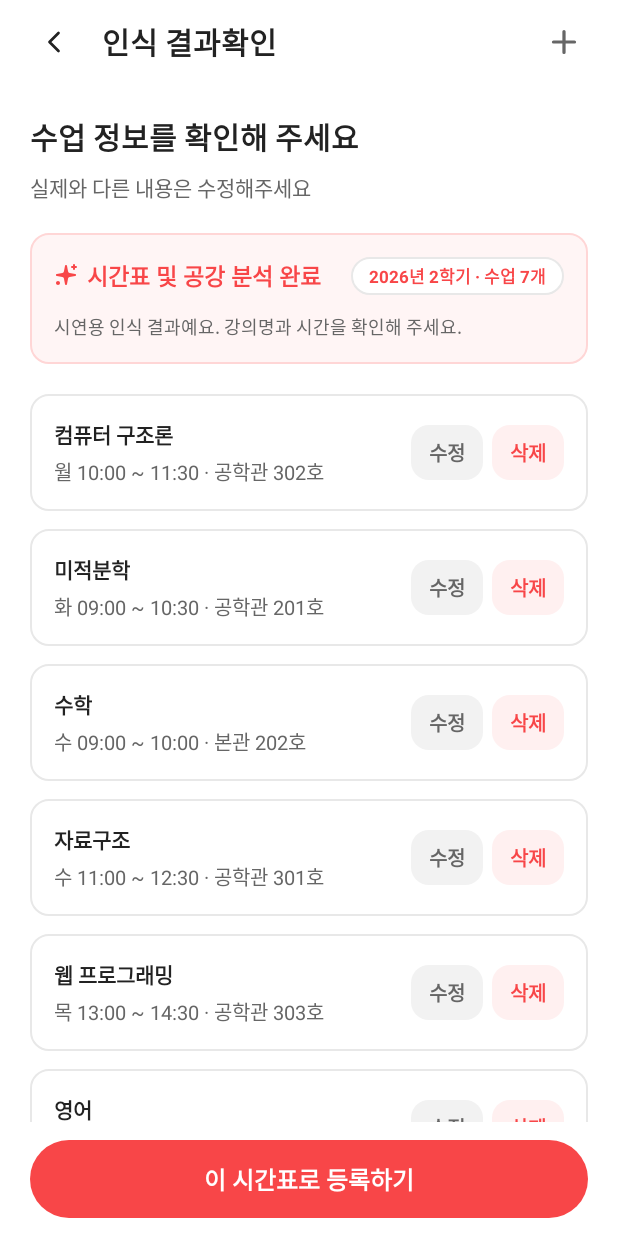
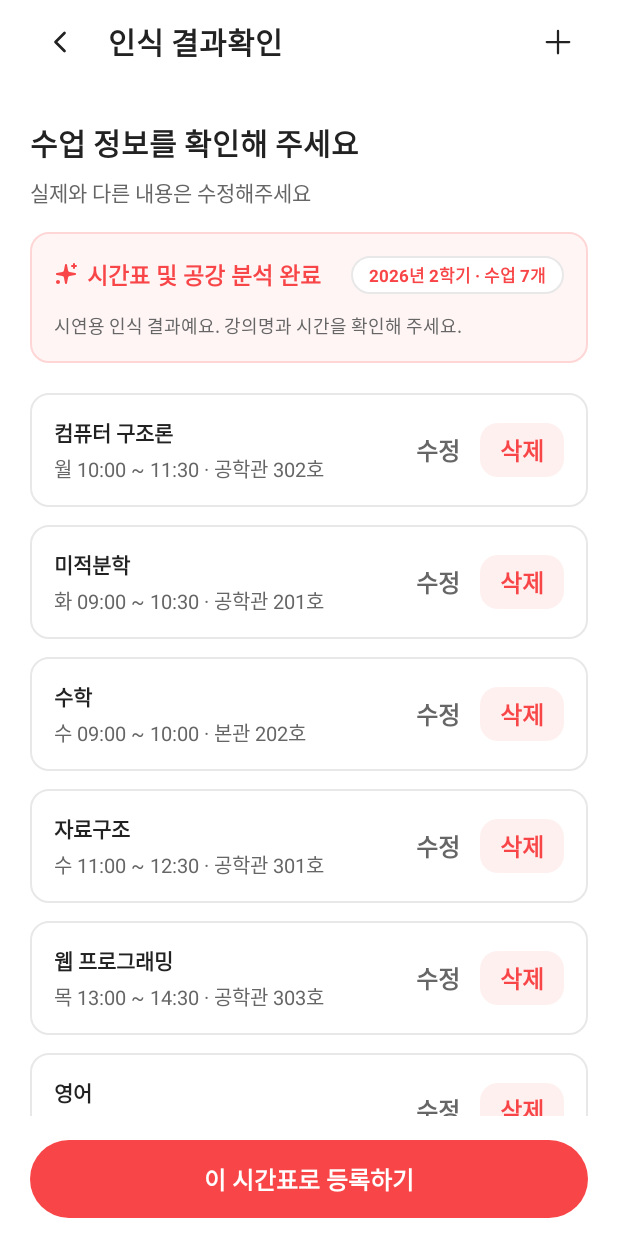
Before and after one commit to MobileProgrammingTeam4/BINTIME, an Android app: the TimetableReviewActivity screen opened directly, with no data from a screen before it, on a phone screen of 412 x 824 dp. Run offline under Robolectric (Android 15) with nearby library versions, the phone set to English and light mode, and no system bars; pictures from the network do not load.

Commit message:
feat/시간표 수정 화면과 새 등록 동선 연결
Refs #5
Refs #6

```diff
--- a/app/src/main/AndroidManifest.xml
+++ b/app/src/main/AndroidManifest.xml
@@ -36,7 +36,7 @@
             android:exported="false"
             android:windowSoftInputMode="adjustResize" />
         <activity android:name=".timetable.TimetableUploadActivity" android:exported="false" />
-        <activity android:name=".timetable.TimetableAnalysisResultActivity" android:exported="false" />
+        <activity android:name=".timetable.TimetableReviewActivity" android:exported="false" />
         <activity android:name=".timetable.TimetableRegistrationActivity" android:exported="false" />
         <activity android:name=".matching.FilterActivity" />
         <activity android:name=".matching.ProfileDetailActivity" />
--- a/app/src/main/java/com/team4/bintime/profile/MyPageFragment.java
+++ b/app/src/main/java/com/team4/bintime/profile/MyPageFragment.java
@@ -17,11 +17,11 @@ import androidx.fragment.app.Fragment;
 
 import com.google.android.material.chip.Chip;
 import com.google.android.material.chip.ChipGroup;
-import com.team4.bintime.MainActivity;
 import com.team4.bintime.R;
 import com.team4.bintime.auth.MockAuthRepository;
 import com.team4.bintime.auth.OnboardingActivity;
 import com.team4.bintime.notification.NotificationSettingsActivity;
+import com.team4.bintime.timetable.TimetableReviewActivity;
 
 /**
  * 마이페이지 탭 화면 (Figma 41:24577).
@@ -112,12 +112,9 @@ public class MyPageFragment extends Fragment {
         root.findViewById(R.id.menuBlockedUsers).setOnClickListener(v ->
                 Toast.makeText(requireContext(), "차단한 사용자 관리 (후속 이슈 연동 예정)", Toast.LENGTH_SHORT).show());
 
-        // 3. 시간표 관리 -> MainActivity의 시간표 탭으로 이동
-        root.findViewById(R.id.menuTimetable).setOnClickListener(v -> {
-            if (getActivity() instanceof MainActivity) {
-                ((MainActivity) getActivity()).selectTab(R.id.nav_timetable);
-            }
-        });
+        // 3. 시간표 관리
+        root.findViewById(R.id.menuTimetable).setOnClickListener(v ->
+                startActivity(TimetableReviewActivity.forEditing(requireContext())));
 
         // 4. 알림 설정 -> NotificationSettingsActivity 이동
         root.findViewById(R.id.menuNotification).setOnClickListener(v -> {
--- a/app/src/main/java/com/team4/bintime/timetable/TimetableAnalysisResultActivity.java
+++ b/app/src/main/java/com/team4/bintime/timetable/TimetableReviewActivity.java
@@ -1,5 +1,6 @@
 package com.team4.bintime.timetable;
 
+import android.content.Context;
 import android.content.Intent;
 import android.os.Bundle;
 import android.view.View;
@@ -14,10 +15,18 @@ import androidx.appcompat.app.AppCompatActivity;
 import com.team4.bintime.R;
 import com.team4.bintime.common.ConfirmDialog;
 
-public class TimetableAnalysisResultActivity extends AppCompatActivity {
-    private static final String DELETE_COURSE = "delete_recognized_course";
+import java.util.Collections;
+
+public class TimetableReviewActivity extends AppCompatActivity {
+    private static final String EDIT_EXISTING = "edit_existing_timetable";
+    private static final String DELETE_COURSE = "delete_timetable_course";
     private TimetableDraft draft;
     private int pendingDelete = -1;
+    private boolean editingExisting;
+
+    public static Intent forEditing(Context context) {
+        return new Intent(context, TimetableReviewActivity.class).putExtra(EDIT_EXISTING, true);
+    }
 
     private final ActivityResultLauncher<Intent> editCourse = registerForActivityResult(
             new ActivityResultContracts.StartActivityForResult(), result -> {
@@ -30,22 +39,48 @@ public class TimetableAnalysisResultActivity extends AppCompatActivity {
 
     private final ActivityResultLauncher<Intent> registration = registerForActivityResult(
             new ActivityResultContracts.StartActivityForResult(), result -> {
-                if (result.getResultCode() == RESULT_OK) {
-                    setResult(RESULT_OK, result.getData());
-                    finish();
-                }
+                if (result.getResultCode() != RESULT_OK) return;
+                TimetableDraft updated = TimetableDraft.read(result.getData());
+                if (updated == null) return;
+                if (editingExisting) MockTimetableRepository.save(updated);
+                setResult(RESULT_OK, result.getData());
+                finish();
+            });
+
+    private final ActivityResultLauncher<Intent> newTimetable = registerForActivityResult(
+            new ActivityResultContracts.StartActivityForResult(), result -> {
+                if (result.getResultCode() != RESULT_OK) return;
+                setResult(RESULT_OK);
+                finish();
             });
 
     @Override
     protected void onCreate(Bundle state) {
         super.onCreate(state);
-        setContentView(R.layout.activity_timetable_analysis_result);
-        draft = TimetableDraft.restore(state, getIntent());
-        if (draft == null) draft = TimetableDraft.mockRecognition();
+        setContentView(R.layout.activity_timetable_review);
+        editingExisting = getIntent().getBooleanExtra(EDIT_EXISTING, false);
+        draft = editingExisting && state == null
+                ? MockTimetableRepository.load() : TimetableDraft.restore(state, getIntent());
+        if (draft == null) {
+            draft = editingExisting ? new TimetableDraft(Collections.emptyList())
+                    : TimetableDraft.mockRecognition();
+        }
         if (state != null) pendingDelete = state.getInt(DELETE_COURSE, -1);
+        if (editingExisting) {
+            ((TextView) findViewById(R.id.timetable_review_title)).setText(R.string.timetable_edit_title);
+            findViewById(R.id.timetable_analysis_summary).setVisibility(View.GONE);
+            findViewById(R.id.timetable_analysis_footer_note).setVisibility(View.GONE);
+            TextView confirm = findViewById(R.id.btnConfirm);
+            confirm.setText(R.string.timetable_register_current);
+            confirm.setTextAppearance(R.style.TextAppearance_BinTime_ButtonS);
+            confirm.setTextColor(getColor(R.color.bg_card));
+            View registerNew = findViewById(R.id.timetable_register_new);
+            registerNew.setVisibility(View.VISIBLE);
+            registerNew.setOnClickListener(v -> newTimetable.launch(new Intent(this, TimetableSelectModeActivity.class)));
+        }
 
         findViewById(R.id.btnBack).setOnClickListener(v -> finish());
-        findViewById(R.id.add_recognized_course).setOnClickListener(v ->
+        findViewById(R.id.timetable_add_course).setOnClickListener(v ->
                 editCourse.launch(CourseModifyActivity.open(this, draft, -1)));
         findViewById(R.id.btnConfirm).setOnClickListener(v ->
                 registration.launch(TimetableDraft.open(this, TimetableRegistrationActivity.class, draft)));
@@ -80,8 +115,10 @@ public class TimetableAnalysisResultActivity extends AppCompatActivity {
             });
             courseList.addView(card);
         }
-        TextView count = findViewById(R.id.tvCourseCountBadge);
-        count.setText("2026년 2학기 · 수업 " + draft.courses.size() + "개");
+        if (!editingExisting) {
+            TextView count = findViewById(R.id.tvCourseCountBadge);
+            count.setText("2026년 2학기 · 수업 " + draft.courses.size() + "개");
+        }
         findViewById(R.id.timetable_recognition_empty).setVisibility(
                 draft.courses.isEmpty() ? View.VISIBLE : View.GONE);
     }
--- a/app/src/main/java/com/team4/bintime/timetable/TimetableSelectModeActivity.java
+++ b/app/src/main/java/com/team4/bintime/timetable/TimetableSelectModeActivity.java
@@ -42,10 +42,13 @@ public class TimetableSelectModeActivity extends AppCompatActivity {
         setContentView(R.layout.activity_timetable_select_mode);
         findViewById(R.id.btnBack).setOnClickListener(v -> finish());
         findViewById(R.id.btnManualInput).setOnClickListener(v -> {
-            TimetableDraft draft = MockTimetableRepository.load();
-            if (draft == null) {
-                draft = new TimetableDraft(Collections.singletonList(
-                        new Course("컴퓨터 구조론", "공학관 302호", "월", "10:00", "11:30")));
+            TimetableDraft draft = new TimetableDraft(Collections.emptyList());
+            if (getIntent().hasExtra(EXTRA_SIGNUP_EMAIL)) {
+                draft = MockTimetableRepository.load();
+                if (draft == null) {
+                    draft = new TimetableDraft(Collections.singletonList(
+                            new Course("컴퓨터 구조론", "공학관 302호", "월", "10:00", "11:30")));
+                }
             }
             registration.launch(TimetableDraft.open(this, CourseDirectInputActivity.class, draft));
         });
--- a/app/src/main/java/com/team4/bintime/timetable/TimetableUploadActivity.java
+++ b/app/src/main/java/com/team4/bintime/timetable/TimetableUploadActivity.java
@@ -96,7 +96,7 @@ public class TimetableUploadActivity extends AppCompatActivity {
         updateAnalyzeButton();
         if (readable) {
             review.launch(TimetableDraft.open(this,
-                    TimetableAnalysisResultActivity.class, TimetableDraft.mockRecognition()));
+                    TimetableReviewActivity.class, TimetableDraft.mockRecognition()));
         } else {
             ConfirmDialog.show(getSupportFragmentManager(), RETRY_RECOGNITION,
                     "시간표 이미지를 인식하지 못했어요",
--- a/app/src/main/java/com/team4/bintime/timetable/TimetableWeekFragment.java
+++ b/app/src/main/java/com/team4/bintime/timetable/TimetableWeekFragment.java
@@ -1,5 +1,6 @@
 package com.team4.bintime.timetable;
 
+import android.app.Activity;
 import android.content.Intent;
 import android.os.Bundle;
 import android.view.Gravity;
@@ -22,7 +23,9 @@ import java.util.Collections;
 
 public class TimetableWeekFragment extends Fragment {
     private final ActivityResultLauncher<Intent> manage = registerForActivityResult(
-            new ActivityResultContracts.StartActivityForResult(), result -> render());
+            new ActivityResultContracts.StartActivityForResult(), result -> {
+                if (result.getResultCode() == Activity.RESULT_OK) render();
+            });
 
     public TimetableWeekFragment() {
         super(R.layout.fragment_timetable_week);
@@ -31,7 +34,7 @@ public class TimetableWeekFragment extends Fragment {
     @Override
     public void onViewCreated(@NonNull View view, Bundle state) {
         view.findViewById(R.id.manage_timetable).setOnClickListener(v ->
-                manage.launch(new Intent(requireContext(), TimetableSelectModeActivity.class)));
+                manage.launch(TimetableReviewActivity.forEditing(requireContext())));
         view.findViewById(R.id.btnChangeSlot).setVisibility(View.GONE);
         TextView footer = view.findViewById(R.id.matching_status_footer);
         footer.setGravity(Gravity.CENTER);
--- /dev/null
+++ b/app/src/main/res/drawable/ic_timetable_add_course.xml
@@ -0,0 +1,13 @@
+<?xml version="1.0" encoding="utf-8"?>
+<vector xmlns:android="http://schemas.android.com/apk/res/android"
+    android:width="24dp"
+    android:height="24dp"
+    android:viewportWidth="24"
+    android:viewportHeight="24">
+    <path
+        android:pathData="M12 4.5V12M12 12V19.5M12 12L19.5 12M12 12L4.5 12"
+        android:strokeColor="@color/text_primary"
+        android:strokeLineCap="round"
+        android:strokeLineJoin="round"
+        android:strokeWidth="1.5" />
+</vector>
--- a/app/src/main/res/layout/activity_timetable_analysis_result.xml
+++ b/app/src/main/res/layout/activity_timetable_review.xml
@@ -1,27 +1,23 @@
 <?xml version="1.0" encoding="utf-8"?>
-<!-- 파일 위치: res/layout/activity_timetable_analysis_result.xml -->
 <LinearLayout xmlns:android="http://schemas.android.com/apk/res/android"
     android:layout_width="match_parent"
     android:layout_height="match_parent"
     android:fitsSystemWindows="true"
-    android:background="#FFFFFF"
+    android:background="@color/bg_card"
     android:orientation="vertical">
 
     <!-- 상단 툴바 (뒤로가기 + 타이틀 + 수업 추가) -->
     <LinearLayout
         android:layout_width="match_parent"
-        android:layout_height="wrap_content"
-        android:minHeight="56dp"
-        android:background="#FFFFFF"
+        android:layout_height="56dp"
         android:gravity="center_vertical"
         android:orientation="horizontal"
-        android:paddingVertical="8dp">
+        android:paddingHorizontal="20dp">
 
         <ImageView
             android:id="@+id/btnBack"
             android:layout_width="40dp"
             android:layout_height="40dp"
-            android:layout_marginStart="16dp"
             android:layout_marginEnd="12dp"
             android:background="?attr/selectableItemBackgroundBorderless"
             android:clickable="true"
@@ -31,25 +27,23 @@
             android:src="@drawable/ic_chevron_left" />
 
         <TextView
+            android:id="@+id/timetable_review_title"
             android:layout_width="0dp"
             android:layout_height="wrap_content"
             android:layout_weight="1"
             android:text="인식 결과확인"
-            android:textColor="#222222"
-            android:textSize="20sp"
-            android:textStyle="bold" />
+            android:textAppearance="@style/TextAppearance.BinTime.H1" />
 
         <ImageView
-            android:id="@+id/add_recognized_course"
+            android:id="@+id/timetable_add_course"
             android:layout_width="40dp"
             android:layout_height="40dp"
-            android:layout_marginEnd="16dp"
             android:background="?attr/selectableItemBackgroundBorderless"
             android:clickable="true"
             android:focusable="true"
             android:contentDescription="수업 추가"
             android:padding="8dp"
-            android:src="@drawable/ic_plus" />
+            android:src="@drawable/ic_timetable_add_course" />
     </LinearLayout>
 
     <!-- 스크롤 가능한 본문 영역 -->
@@ -65,7 +59,7 @@
             android:layout_height="wrap_content"
             android:orientation="vertical"
             android:paddingHorizontal="20dp"
-            android:paddingTop="20dp"
+            android:paddingTop="24dp"
             android:paddingBottom="24dp">
 
             <!-- 타이틀 및 보조 설명 -->
@@ -73,21 +67,22 @@
                 android:layout_width="match_parent"
                 android:layout_height="wrap_content"
                 android:text="수업 정보를 확인해 주세요"
-                android:textColor="#222222"
-                android:textSize="20sp"
-                android:textStyle="bold" />
+                android:includeFontPadding="false"
+                android:textAppearance="@style/TextAppearance.BinTime.H1" />
 
             <TextView
                 android:layout_width="match_parent"
                 android:layout_height="wrap_content"
                 android:layout_marginTop="8dp"
-                android:layout_marginBottom="20dp"
+                android:layout_marginBottom="16dp"
                 android:text="실제와 다른 내용은 수정해주세요"
-                android:textColor="#666666"
-                android:textSize="14sp" />
+                android:includeFontPadding="false"
+                android:textAppearance="@style/TextAppearance.BinTime.BodyM"
+                android:textColor="@color/text_secondary" />
 
             <!-- 분석 완료 안내 배너 박스 -->
             <LinearLayout
+                android:id="@+id/timetable_analysis_summary"
                 android:layout_width="match_parent"
                 android:layout_height="wrap_content"
                 android:layout_marginBottom="20dp"
@@ -167,6 +162,7 @@
                 android:visibility="gone" />
             <!-- 하단 안내 문구 -->
             <TextView
+                android:id="@+id/timetable_analysis_footer_note"
                 android:layout_width="match_parent"
                 android:layout_height="wrap_content"
                 android:layout_marginTop="4dp"
@@ -177,20 +173,32 @@
         </LinearLayout>
     </ScrollView>
 
-    <!-- 하단 고정 영역: 시간표 확정하기 버튼 -->
+    <!-- 하단 고정 액션 -->
     <LinearLayout
         android:layout_width="match_parent"
         android:layout_height="wrap_content"
-        android:background="#FFFFFF"
-        android:orientation="vertical">
+        android:orientation="horizontal"
+        android:paddingHorizontal="20dp"
+        android:paddingTop="16dp"
+        android:paddingBottom="12dp">
+
+        <TextView
+            android:id="@+id/timetable_register_new"
+            style="@style/Widget.BinTime.PillOutline"
+            android:layout_width="0dp"
+            android:layout_height="52dp"
+            android:layout_marginEnd="8dp"
+            android:layout_weight="1"
+            android:text="@string/timetable_register_new"
+            android:textSize="14sp"
+            android:visibility="gone" />
 
         <TextView
             android:id="@+id/btnConfirm"
             style="@style/Widget.BinTime.PillPrimary"
-            android:layout_width="match_parent"
+            android:layout_width="0dp"
             android:layout_height="52dp"
-            android:layout_marginHorizontal="20dp"
-            android:layout_marginVertical="12dp"
+            android:layout_weight="1"
             android:text="이 시간표로 등록하기" />
     </LinearLayout>
 
--- a/app/src/main/res/layout/item_lecture_review.xml
+++ b/app/src/main/res/layout/item_lecture_review.xml
@@ -1,81 +1,62 @@
 <?xml version="1.0" encoding="utf-8"?>
 <LinearLayout xmlns:android="http://schemas.android.com/apk/res/android"
+    xmlns:tools="http://schemas.android.com/tools"
     android:layout_width="match_parent"
     android:layout_height="wrap_content"
     android:layout_marginBottom="12dp"
     android:background="@drawable/bg_course_item_card"
     android:gravity="center_vertical"
+    android:minHeight="69dp"
     android:orientation="horizontal"
     android:padding="16dp">
 
     <LinearLayout
         android:layout_width="0dp"
         android:layout_height="wrap_content"
+        android:layout_marginEnd="8dp"
         android:layout_weight="1"
         android:orientation="vertical">
 
         <TextView
             android:id="@+id/tvCourseTitle"
-            android:layout_width="wrap_content"
+            android:layout_width="match_parent"
             android:layout_height="wrap_content"
-            android:text="컴퓨터 구조론"
-            android:textColor="#222222"
-            android:textSize="14sp"
-            android:textStyle="bold" />
+            android:includeFontPadding="false"
+            android:textAppearance="@style/TextAppearance.BinTime.H3"
+            tools:text="컴퓨터 구조론" />
 
         <TextView
             android:id="@+id/tvCourseInfo"
-            android:layout_width="wrap_content"
+            android:layout_width="match_parent"
             android:layout_height="wrap_content"
             android:layout_marginTop="4dp"
-            android:text="월 10:00 ~ 11:30 · 공학관 302호"
-            android:textColor="#666666"
-            android:textSize="13sp" />
+            android:includeFontPadding="false"
+            android:textAppearance="@style/TextAppearance.BinTime.BodyS"
+            android:textColor="@color/text_secondary"
+            tools:text="월 10:00 ~ 11:30 · 공학관 302호" />
     </LinearLayout>
 
-    <LinearLayout
-        android:layout_width="wrap_content"
-        android:layout_height="wrap_content"
-        android:orientation="horizontal">
-
-        <FrameLayout
+    <TextView
         android:id="@+id/btnEditLecture"
-            android:layout_width="wrap_content"
-            android:layout_height="wrap_content"
-            android:layout_marginEnd="6dp"
-            android:background="@drawable/bg_btn_gray_small"
+        android:layout_width="56dp"
+        android:layout_height="36dp"
+        android:background="?attr/selectableItemBackground"
         android:clickable="true"
         android:focusable="true"
-            android:paddingHorizontal="12dp"
-            android:paddingVertical="8dp">
+        android:gravity="center"
+        android:text="수정"
+        android:textAppearance="@style/TextAppearance.BinTime.ButtonL"
+        android:textColor="@color/text_secondary" />
 
     <TextView
-                android:id="@+id/tvEditText"
-                android:layout_width="wrap_content"
-                android:layout_height="wrap_content"
-                android:text="수정"
-                android:textColor="#666666"
-                android:textSize="13sp"
-                android:textStyle="bold" />
-        </FrameLayout>
-
-        <FrameLayout
         android:id="@+id/btnDeleteLecture"
-            android:layout_width="wrap_content"
-            android:layout_height="wrap_content"
+        android:layout_width="56dp"
+        android:layout_height="36dp"
         android:background="@drawable/bg_btn_delete_small"
         android:clickable="true"
         android:focusable="true"
-            android:paddingHorizontal="12dp"
-            android:paddingVertical="8dp">
-
-            <TextView
-                android:layout_width="wrap_content"
-                android:layout_height="wrap_content"
+        android:gravity="center"
         android:text="삭제"
-                android:textColor="#F84648"
-                android:textSize="13sp"
-                android:textStyle="bold" />
-        </FrameLayout>
+        android:textAppearance="@style/TextAppearance.BinTime.ButtonL"
+        android:textColor="@color/action_primary" />
 </LinearLayout>
-</LinearLayout>
--- a/app/src/main/res/values/strings.xml
+++ b/app/src/main/res/values/strings.xml
@@ -10,4 +10,7 @@
     <string name="desc_cancel_modify">작성중인 정보는 저장되지 않아요</string>
     <string name="btn_close">닫기</string>
     <string name="btn_cancel_modify">수정 취소하기</string>
+    <string name="timetable_edit_title">시간표 수정</string>
+    <string name="timetable_register_new">새로운 시간표 등록</string>
+    <string name="timetable_register_current">이 시간표로 등록</string>
 </resources>
```
Also changed, not shown: 3 other files. Lines whose indentation alone changed are shown as unchanged.
